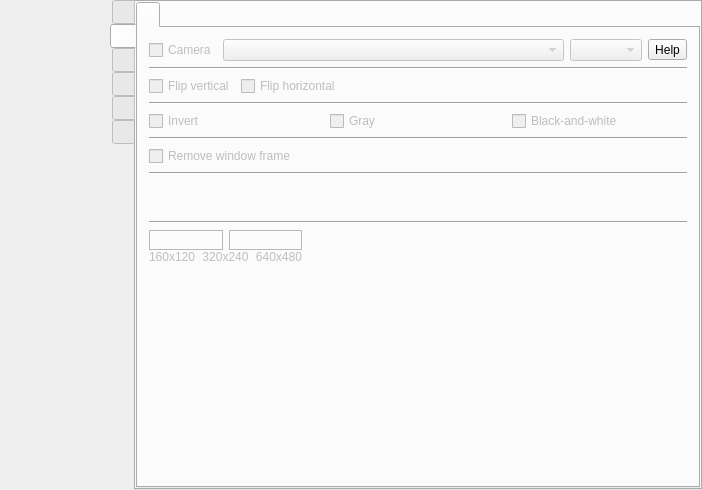
Above: src/formMainWindow.ui from vkohaupt/vokoscreenNG before the change. Below: the same form after it.
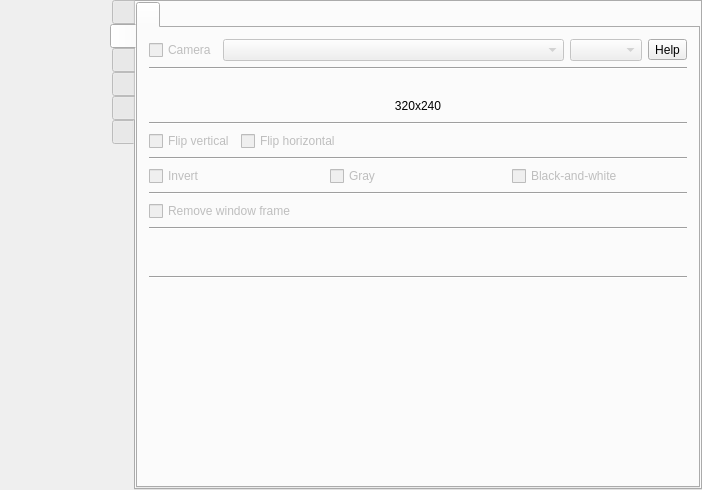
That is the form after the change. Icons and pictures are not drawn.

```diff
--- a/src/formMainWindow.ui
+++ b/src/formMainWindow.ui
@@ -2854,6 +2854,105 @@
               </property>
              </widget>
             </item>
+            <item>
+             <layout class="QGridLayout" name="gridLayout_10" rowstretch="0,0" columnstretch="0">
+              <property name="verticalSpacing">
+               <number>0</number>
+              </property>
+              <item row="1" column="0">
+               <layout class="QHBoxLayout" name="horizontalLayout_44">
+                <item>
+                 <spacer name="horizontalSpacer_31">
+                  <property name="orientation">
+                   <enum>Qt::Horizontal</enum>
+                  </property>
+                  <property name="sizeType">
+                   <enum>QSizePolicy::Preferred</enum>
+                  </property>
+                  <property name="sizeHint" stdset="0">
+                   <size>
+                    <width>40</width>
+                    <height>20</height>
+                   </size>
+                  </property>
+                 </spacer>
+                </item>
+                <item>
+                 <widget class="QLabel" name="labelCameraWindowSize">
+                  <property name="enabled">
+                   <bool>true</bool>
+                  </property>
+                  <property name="text">
+                   <string notr="true">320x240</string>
+                  </property>
+                  <property name="alignment">
+                   <set>Qt::AlignCenter</set>
+                  </property>
+                 </widget>
+                </item>
+                <item>
+                 <spacer name="horizontalSpacer_33">
+                  <property name="orientation">
+                   <enum>Qt::Horizontal</enum>
+                  </property>
+                  <property name="sizeType">
+                   <enum>QSizePolicy::Preferred</enum>
+                  </property>
+                  <property name="sizeHint" stdset="0">
+                   <size>
+                    <width>40</width>
+                    <height>20</height>
+                   </size>
+                  </property>
+                 </spacer>
+                </item>
+               </layout>
+              </item>
+              <item row="0" column="0">
+               <layout class="QHBoxLayout" name="horizontalLayout_45" stretch="0,0">
+                <item>
+                 <spacer name="horizontalSpacer_36">
+                  <property name="orientation">
+                   <enum>Qt::Horizontal</enum>
+                  </property>
+                  <property name="sizeType">
+                   <enum>QSizePolicy::Preferred</enum>
+                  </property>
+                  <property name="sizeHint" stdset="0">
+                   <size>
+                    <width>40</width>
+                    <height>20</height>
+                   </size>
+                  </property>
+                 </spacer>
+                </item>
+                <item>
+                 <spacer name="horizontalSpacer_37">
+                  <property name="orientation">
+                   <enum>Qt::Horizontal</enum>
+                  </property>
+                  <property name="sizeType">
+                   <enum>QSizePolicy::Preferred</enum>
+                  </property>
+                  <property name="sizeHint" stdset="0">
+                   <size>
+                    <width>40</width>
+                    <height>20</height>
+                   </size>
+                  </property>
+                 </spacer>
+                </item>
+               </layout>
+              </item>
+             </layout>
+            </item>
+            <item>
+             <widget class="Line" name="line_11">
+              <property name="orientation">
+               <enum>Qt::Horizontal</enum>
+              </property>
+             </widget>
+            </item>
             <item>
              <layout class="QVBoxLayout" name="verticalLayout_28">
               <item>
@@ -3025,90 +3124,6 @@
               </property>
              </widget>
             </item>
-            <item>
-             <layout class="QGridLayout" name="gridLayout_10" rowstretch="0,0" columnstretch="0,0">
-              <property name="verticalSpacing">
-               <number>0</number>
-              </property>
-              <item row="0" column="0">
-               <layout class="QHBoxLayout" name="horizontalLayout_45" stretch="0,0">
-                <item>
-                 <widget class="QFrame" name="frame_5">
-                  <property name="frameShape">
-                   <enum>QFrame::StyledPanel</enum>
-                  </property>
-                  <property name="frameShadow">
-                   <enum>QFrame::Raised</enum>
-                  </property>
-                 </widget>
-                </item>
-                <item>
-                 <widget class="QFrame" name="frame_6">
-                  <property name="frameShape">
-                   <enum>QFrame::StyledPanel</enum>
-                  </property>
-                  <property name="frameShadow">
-                   <enum>QFrame::Raised</enum>
-                  </property>
-                 </widget>
-                </item>
-               </layout>
-              </item>
-              <item row="1" column="0">
-               <layout class="QHBoxLayout" name="horizontalLayout_44">
-                <item>
-                 <widget class="QLabel" name="labelCameraWindowSize160_120">
-                  <property name="enabled">
-                   <bool>false</bool>
-                  </property>
-                  <property name="text">
-                   <string notr="true">160x120</string>
-                  </property>
-                 </widget>
-                </item>
-                <item>
-                 <widget class="QLabel" name="labelCameraWindowSize320_240">
-                  <property name="enabled">
-                   <bool>false</bool>
-                  </property>
-                  <property name="text">
-                   <string notr="true">320x240</string>
-                  </property>
-                  <property name="alignment">
-                   <set>Qt::AlignCenter</set>
-                  </property>
-                 </widget>
-                </item>
-                <item>
-                 <widget class="QLabel" name="labelCameraWindowSize640_480">
-                  <property name="enabled">
-                   <bool>false</bool>
-                  </property>
-                  <property name="text">
-                   <string notr="true">640x480</string>
-                  </property>
-                  <property name="alignment">
-                   <set>Qt::AlignRight|Qt::AlignTrailing|Qt::AlignVCenter</set>
-                  </property>
-                 </widget>
-                </item>
-               </layout>
-              </item>
-              <item row="0" column="1">
-               <spacer name="horizontalSpacer_24">
-                <property name="orientation">
-                 <enum>Qt::Horizontal</enum>
-                </property>
-                <property name="sizeHint" stdset="0">
-                 <size>
-                  <width>40</width>
-                  <height>20</height>
-                 </size>
-                </property>
-               </spacer>
-              </item>
-             </layout>
-            </item>
             <item>
              <spacer name="verticalSpacer">
               <property name="orientation">
```
Left out of the diff: 20 changed lines with no effect on the pictures.
